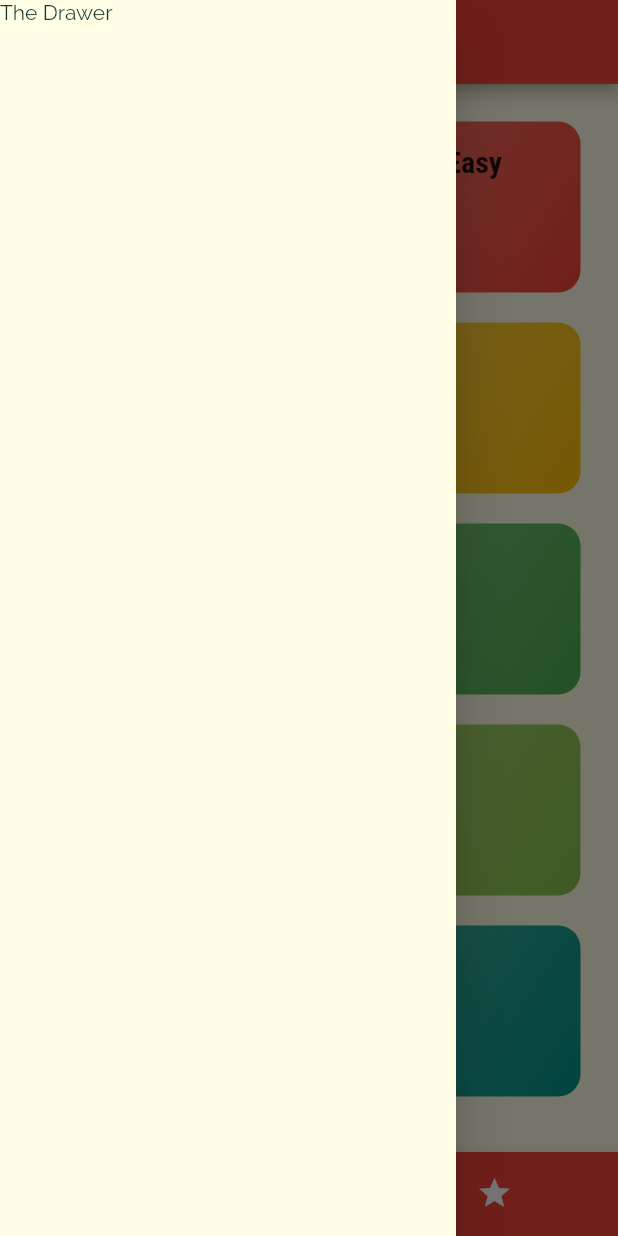
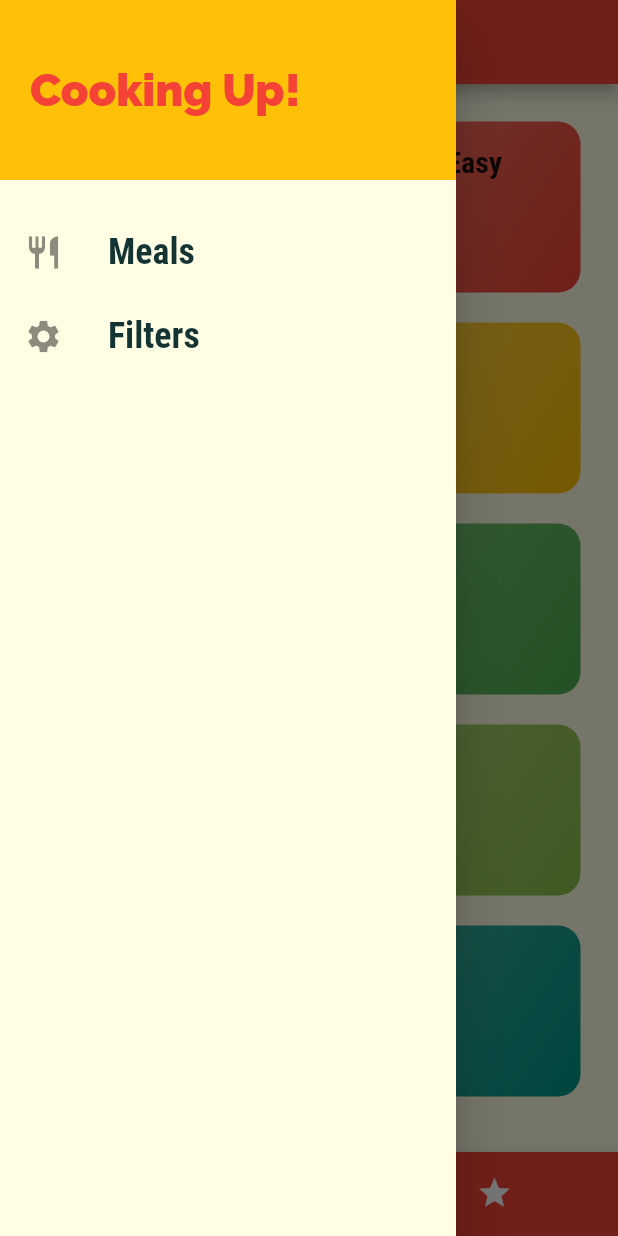
Before and after one commit to Dipesh123-art/meals, a Flutter app: the screen it shows after launch, with the side drawer open, on a phone screen of 412 x 824 dp. Run offline on Flutter 3.47's test engine with Material 2 defaults, Android fonts, the phone set to English and light mode, and no system bars.

Commit message:
commit 4th

```diff
--- a/lib/main.dart
+++ b/lib/main.dart
@@ -1,20 +1,79 @@
 import 'package:flutter/material.dart';
 
+import './dummy_data.dart';
+import './screens/tabs_screen.dart';
 import './screens/meal_detail_screen.dart';
 import './screens/category_meals_screen.dart';
+import './screens/filters_screen.dart';
 import './screens/categories_screen.dart';
-import './screens/tabs_screen.dart';
+import './models/meal.dart';
 
 void main() => runApp(MyApp());
 
-class MyApp extends StatelessWidget {
+class MyApp extends StatefulWidget {
+  @override
+  _MyAppState createState() => _MyAppState();
+}
+
+class _MyAppState extends State<MyApp> {
+  Map<String, bool> _filters = {
+    'gluten': false,
+    'lactose': false,
+    'vegan': false,
+    'vegetarian': false,
+  };
+  List<Meal> _availableMeals = DUMMY_MEALS;
+  List<Meal> _favoriteMeals = [];
+
+  void _setFilters(Map<String, bool> filterData) {
+    setState(() {
+      _filters = filterData;
+
+      _availableMeals = DUMMY_MEALS.where((meal) {
+        if (_filters['gluten'] && !meal.isGlutenFree) {
+          return false;
+        }
+        if (_filters['lactose'] && !meal.isLactoseFree) {
+          return false;
+        }
+        if (_filters['vegan'] && !meal.isVegan) {
+          return false;
+        }
+        if (_filters['vegetarian'] && !meal.isVegetarian) {
+          return false;
+        }
+        return true;
+      }).toList();
+    });
+  }
+
+  void _toggleFavorite(String mealId) {
+    final existingIndex =
+        _favoriteMeals.indexWhere((meal) => meal.id == mealId);
+    if (existingIndex >= 0) {
+      setState(() {
+        _favoriteMeals.removeAt(existingIndex);
+      });
+    } else {
+      setState(() {
+        _favoriteMeals.add(
+          DUMMY_MEALS.firstWhere((meal) => meal.id == mealId),
+        );
+      });
+    }
+  }
+
+  bool _isMealFavorite(String id) {
+    return _favoriteMeals.any((meal) => meal.id == id);
+  }
+
   @override
   Widget build(BuildContext context) {
     return MaterialApp(
       title: 'DeliMeals',
       theme: ThemeData(
         primarySwatch: Colors.red,
-        accentColor: Colors.yellow,
+        accentColor: Colors.amber,
         canvasColor: Color.fromRGBO(255, 254, 229, 1),
         fontFamily: 'Raleway',
         textTheme: ThemeData.light().textTheme.copyWith(
@@ -33,9 +92,11 @@ class MyApp extends StatelessWidget {
       // home: CategoriesScreen(),
       initialRoute: '/', // default is '/'
       routes: {
-        '/': (ctx) => TabsScreen(),
-        CategoryMealsScreen.routeName: (ctx) => CategoryMealsScreen(),
-        MealDetailScreen.routeName: (ctx) => MealDetailScreen(),
+        '/': (ctx) => TabsScreen(_favoriteMeals),
+        CategoryMealsScreen.routeName: (ctx) =>
+            CategoryMealsScreen(_availableMeals),
+        MealDetailScreen.routeName: (ctx) => MealDetailScreen(_toggleFavorite, _isMealFavorite),
+        FiltersScreen.routeName: (ctx) => FiltersScreen(_filters, _setFilters),
       },
       onGenerateRoute: (settings) {
         print(settings.arguments);
@@ -47,7 +108,9 @@ class MyApp extends StatelessWidget {
         // return MaterialPageRoute(builder: (ctx) => CategoriesScreen(),);
       },
       onUnknownRoute: (settings) {
-        return MaterialPageRoute(builder: (ctx) => CategoriesScreen(),);
+        return MaterialPageRoute(
+          builder: (ctx) => CategoriesScreen(),
+        );
       },
     );
   }
--- a/lib/screens/favourites_screen.dart
+++ /dev/null
@@ -1,10 +0,0 @@
-import 'package:flutter/material.dart';
-
-class FavouritesScreen extends StatelessWidget {
-  @override
-  Widget build(BuildContext context) {
-    return Center(
-      child: Text('The Favourites'),
-    );
-  }
-}
--- a/lib/screens/tabs_screen.dart
+++ b/lib/screens/tabs_screen.dart
@@ -1,24 +1,37 @@
 import 'package:flutter/material.dart';
-import './favourites_screen.dart';
+
+import '../widgets/main_drawer.dart';
+import './favorites_screen.dart';
 import './categories_screen.dart';
+import '../models/meal.dart';
 
 class TabsScreen extends StatefulWidget {
+  final List<Meal> favoriteMeals;
+
+  TabsScreen(this.favoriteMeals);
+
   @override
   _TabsScreenState createState() => _TabsScreenState();
 }
 
 class _TabsScreenState extends State<TabsScreen> {
-  List<Map<String, Object>> _pages = [
+  List<Map<String, Object>> _pages;
+  int _selectedPageIndex = 0;
+
+  @override
+  void initState() {
+    _pages = [
       {
         'page': CategoriesScreen(),
         'title': 'Categories',
       },
       {
-      'page': FavouritesScreen(),
-      'title': 'Your Favourite',
+        'page': FavoritesScreen(widget.favoriteMeals),
+        'title': 'Your Favorite',
       },
     ];
-  int _selectedPageIndex = 0;
+    super.initState();
+  }
 
   void _selectPage(int index) {
     setState(() {
@@ -32,9 +45,7 @@ class _TabsScreenState extends State<TabsScreen> {
       appBar: AppBar(
         title: Text(_pages[_selectedPageIndex]['title']),
       ),
-      drawer: Drawer(
-        child: Text('The Drawer'),
-      ),
+      drawer: MainDrawer(),
       body: _pages[_selectedPageIndex]['page'],
       bottomNavigationBar: BottomNavigationBar(
         onTap: _selectPage,
@@ -52,7 +63,7 @@ class _TabsScreenState extends State<TabsScreen> {
           BottomNavigationBarItem(
             backgroundColor: Theme.of(context).primaryColor,
             icon: Icon(Icons.star),
-            title: Text('Favourites'),
+            title: Text('Favorites'),
           ),
         ],
       ),
--- a/lib/widgets/main_drawer.dart
+++ b/lib/widgets/main_drawer.dart
@@ -1,7 +1,9 @@
 import 'package:flutter/material.dart';
 
+import '../screens/filters_screen.dart';
+
 class MainDrawer extends StatelessWidget {
-  Widget buildListTile(String title, IconData icon) {
+  Widget buildListTile(String title, IconData icon, Function tapHandler) {
     return ListTile(
       leading: Icon(
         icon,
@@ -15,7 +17,7 @@ class MainDrawer extends StatelessWidget {
           fontWeight: FontWeight.bold,
         ),
       ),
-      onTap: () {},
+      onTap: tapHandler,
     );
   }
 
@@ -41,9 +43,14 @@ class MainDrawer extends StatelessWidget {
           SizedBox(
             height: 20,
           ),
-        buildListTile('Meals', Icons.restaurant),
-        buildListTile('Meals', Icons.settings),
+          buildListTile('Meals', Icons.restaurant, () {
+            Navigator.of(context).pushReplacementNamed('/');
+          }),
+          buildListTile('Filters', Icons.settings, () {
+            Navigator.of(context).pushReplacementNamed(FiltersScreen.routeName);
+          }),
         ],
-    ));
+      ),
+    );
   }
 }
```
Also changed, not shown: lib/screens/categories_screen.dart (+4 -4 lines), lib/screens/category_meals_screen.dart (+48 -19 lines), lib/screens/favorites_screen.dart (added, +33 -0 lines), lib/screens/filters_screen.dart (added, +136 -0 lines), lib/screens/meal_detail_screen.dart (+11 -0 lines), lib/widgets/meal_item.dart (+15 -10 lines). Lines whose indentation alone changed are shown as unchanged.
